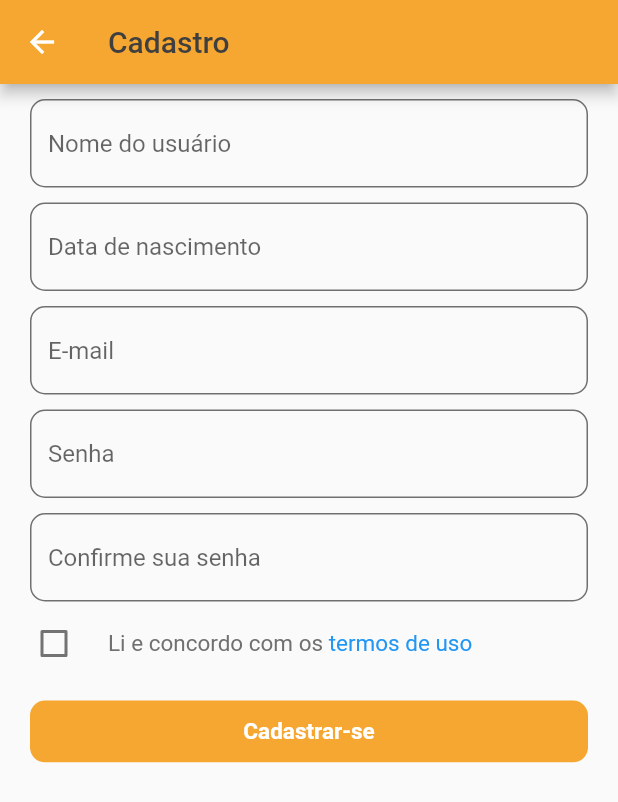
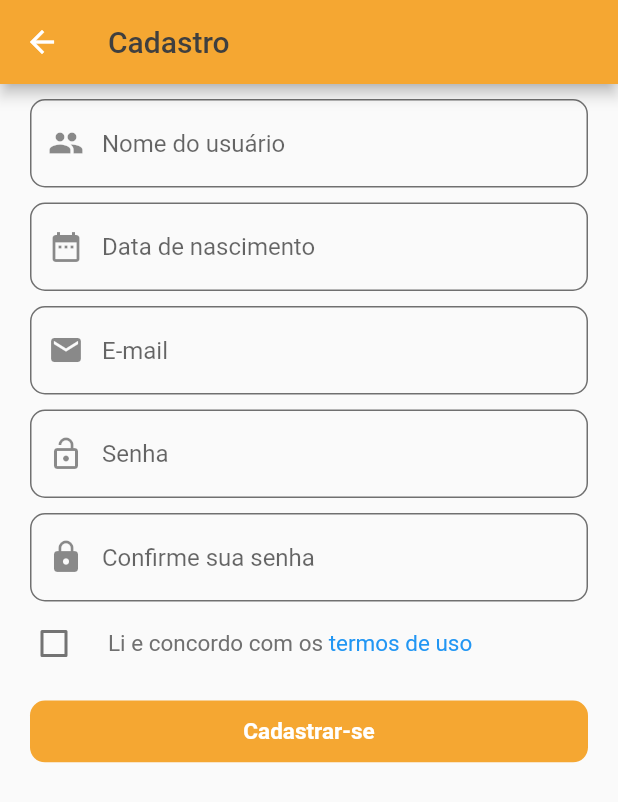
Before and after one commit to GuisCordeiro/find_n_walk, a Flutter app: the screen it shows after launch, after a tap on an icon or button, on a phone screen of 412 x 824 dp. Shown: the top 802 px of the screen. Run offline on Flutter 3.47's test engine with Material 2 defaults, Android fonts, the phone set to English and light mode, and no system bars; our stand-ins replace anim_search_bar, curved_navigation_bar, flutter_map, geolocator, latlong2; missing offline and left inert: dart:ffi.

Commit message:
Adicionei icones no textfield entre outras mudanças

```diff
--- a/findnwalk/lib/components/colors.dart
+++ b/findnwalk/lib/components/colors.dart
@@ -8,6 +8,7 @@ class AppColors{
   static const orange = Color(0xffF5A732);
   static const grey = Color(0xff707070);
   static const black = Color(0xff3f3f3f);
+  static const red = Color(0xffc70000);
   static const white = Colors.white;
   static const blue = Colors.blue;
   static const transparent = Colors.transparent;
--- a/findnwalk/lib/components/form.dart
+++ b/findnwalk/lib/components/form.dart
@@ -10,14 +10,19 @@ import 'colors.dart';
 
 class AppForm extends StatelessWidget {
   String label;
-  AppForm(this.label, );
+  bool decision;
+  Icon icon;
+  AppForm(this.label, this.icon, this.decision);
   @override
   Widget build(BuildContext context) {
     return Padding(
               padding: EdgeInsets.only(left: 20, right: 20, top: 10),
               child: TextField(
+                obscureText: decision,
                 cursorColor: AppColors.orange,
                 decoration: InputDecoration(
+                prefixIcon: icon,
+                focusColor: AppColors.orange,
                 enabledBorder: new OutlineInputBorder(
                   borderRadius: new BorderRadius.circular(10),
                   borderSide: const BorderSide(
--- a/findnwalk/lib/pages/index.dart
+++ b/findnwalk/lib/pages/index.dart
@@ -10,10 +10,15 @@ class MyApp extends StatelessWidget {
   @override
   Widget build(BuildContext context) {
     return MaterialApp(
+      theme: ThemeData(
+        colorScheme: ThemeData().colorScheme.copyWith(
+          primary: AppColors.orange,
+
+        )
+      ),
       debugShowCheckedModeBanner: false,
       title: 'FindNWalk',
       home: LoginPage(),
-      theme: ThemeData(primaryColor: AppColors.orange),
     );
   }
 }
--- a/findnwalk/lib/pages/loginPage.dart
+++ b/findnwalk/lib/pages/loginPage.dart
@@ -107,9 +107,9 @@ class _LoginPageState extends State<LoginPage> with TickerProviderStateMixin{
                           ),
                         ),
 
-                        AppForm('Digite seu email'),
+                        AppForm('Digite seu email', Icon(Icons.email), false),
 
-                        AppForm('Digite sua senha'),
+                        AppForm('Digite sua senha', Icon(Icons.lock), true),
 
                         CheckboxLaranja('lembre-se de mim'),
 
--- a/findnwalk/lib/pages/registrationPage.dart
+++ b/findnwalk/lib/pages/registrationPage.dart
@@ -32,11 +32,11 @@ class _RegistrationPageState extends State<RegistrationPage> {
       body: SafeArea(
         child: ListView(
           children: [
-            AppForm('Nome do usuário'),
-            AppForm('Data de nascimento'),
-            AppForm('E-mail'),
-            AppForm('Senha'),
-            AppForm('Confirme sua senha'),
+            AppForm('Nome do usuário', Icon(Icons.people), false),
+            AppForm('Data de nascimento', Icon(Icons.date_range), false),
+            AppForm('E-mail', Icon(Icons.email), false),
+            AppForm('Senha', Icon(Icons.lock_open), false),
+            AppForm('Confirme sua senha', Icon(Icons.lock), false),
               CheckboxListTile(
                 title: RichText(
                     textAlign: TextAlign.start,
```
Also changed, not shown: findnwalk/lib/pages/createPlace.dart (+6 -6 lines).
